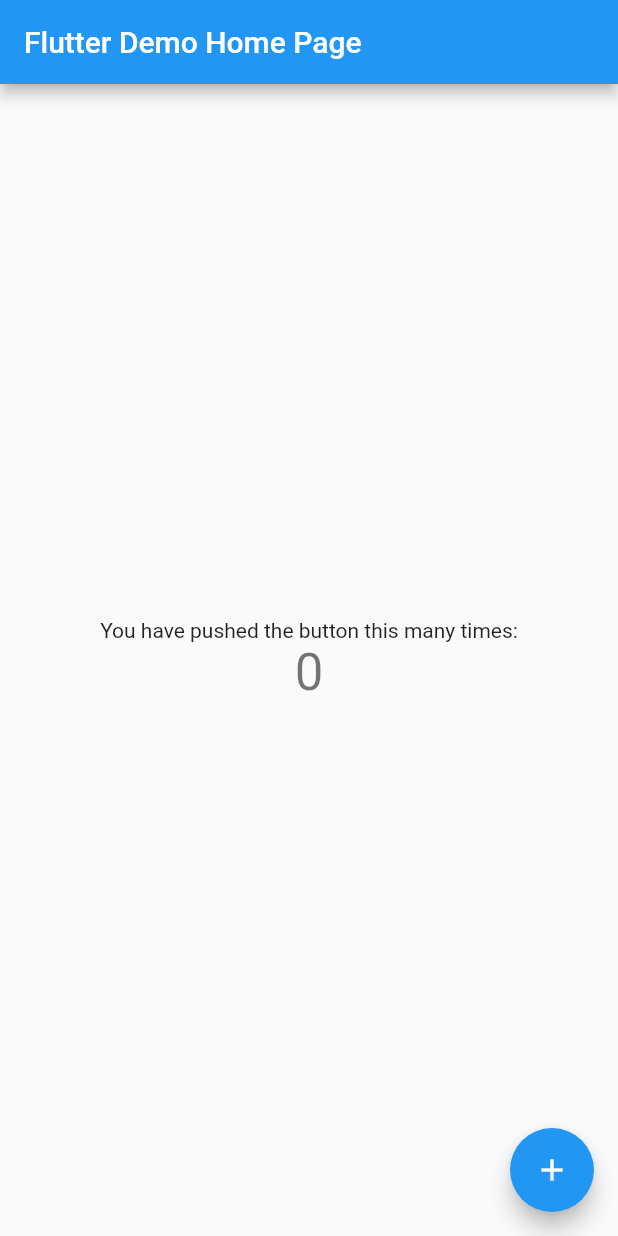
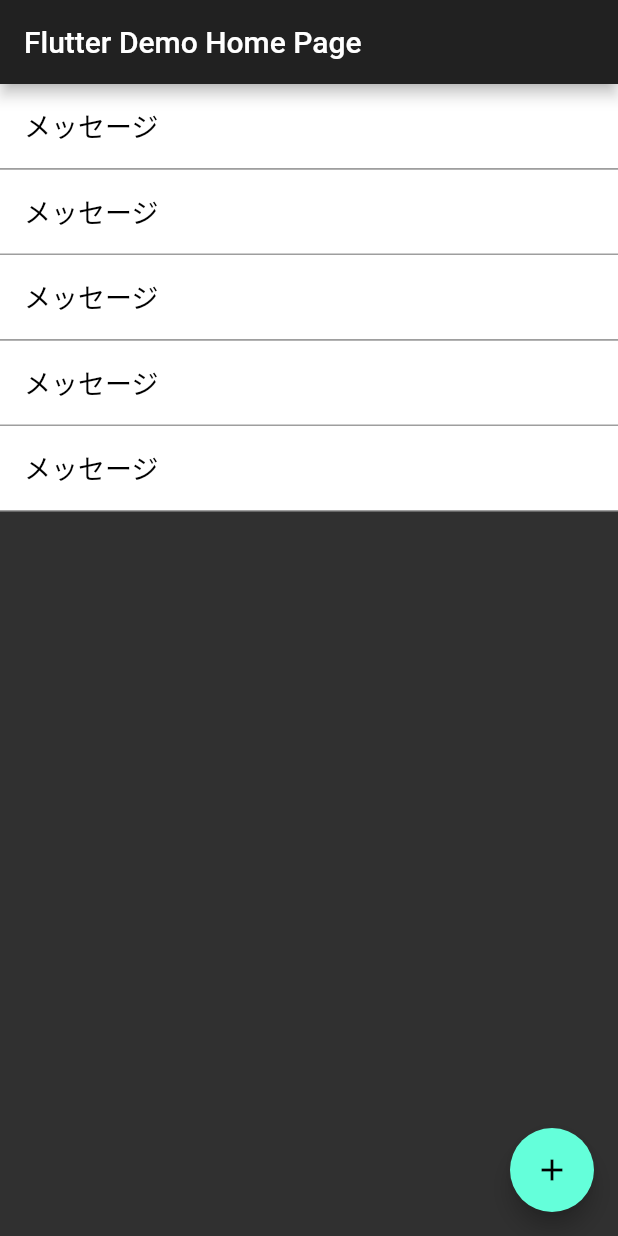
Before and after one commit to NaokiNishizawa/flutter_todo, a Flutter app: the screen it shows after launch, on a phone screen of 412 x 824 dp. Run offline on Flutter 3.47's test engine with Material 2 defaults, Android fonts, the phone set to English and light mode, and no system bars.

Commit message:
ListView表示に対応

```diff
--- a/flutter_todo/lib/main.dart
+++ b/flutter_todo/lib/main.dart
@@ -10,18 +10,7 @@ class MyApp extends StatelessWidget {
   Widget build(BuildContext context) {
     return MaterialApp(
       title: 'Flutter Demo',
-      theme: ThemeData(
-        // This is the theme of your application.
-        //
-        // Try running your application with "flutter run". You'll see the
-        // application has a blue toolbar. Then, without quitting the app, try
-        // changing the primarySwatch below to Colors.green and then invoke
-        // "hot reload" (press "r" in the console where you ran "flutter run",
-        // or simply save your changes to "hot reload" in a Flutter IDE).
-        // Notice that the counter didn't reset back to zero; the application
-        // is not restarted.
-        primarySwatch: Colors.blue,
-      ),
+      theme: new ThemeData.dark(),
       home: MyHomePage(title: 'Flutter Demo Home Page'),
     );
   }
@@ -29,16 +18,6 @@ class MyApp extends StatelessWidget {
 
 class MyHomePage extends StatefulWidget {
   MyHomePage({Key key, this.title}) : super(key: key);
-
-  // This widget is the home page of your application. It is stateful, meaning
-  // that it has a State object (defined below) that contains fields that affect
-  // how it looks.
-
-  // This class is the configuration for the state. It holds the values (in this
-  // case the title) provided by the parent (in this case the App widget) and
-  // used by the build method of the State. Fields in a Widget subclass are
-  // always marked "final".
-
   final String title;
 
   @override
@@ -46,63 +25,32 @@ class MyHomePage extends StatefulWidget {
 }
 
 class _MyHomePageState extends State<MyHomePage> {
-  int _counter = 0;
-
   void _incrementCounter() {
     setState(() {
-      // This call to setState tells the Flutter framework that something has
-      // changed in this State, which causes it to rerun the build method below
-      // so that the display can reflect the updated values. If we changed
-      // _counter without calling setState(), then the build method would not be
-      // called again, and so nothing would appear to happen.
-      _counter++;
+      // TODO 詳細画面遷移処理
     });
+    print("onTap floatingActionButton.");
   }
 
   @override
   Widget build(BuildContext context) {
-    // This method is rerun every time setState is called, for instance as done
-    // by the _incrementCounter method above.
-    //
-    // The Flutter framework has been optimized to make rerunning build methods
-    // fast, so that you can just rebuild anything that needs updating rather
-    // than having to individually change instances of widgets.
+    var list = [
+      "メッセージ",
+      "メッセージ",
+      "メッセージ",
+      "メッセージ",
+      "メッセージ",
+    ];
+
     return Scaffold(
       appBar: AppBar(
-        // Here we take the value from the MyHomePage object that was created by
-        // the App.build method, and use it to set our appbar title.
         title: Text(widget.title),
       ),
-      body: Center(
-        // Center is a layout widget. It takes a single child and positions it
-        // in the middle of the parent.
-        child: Column(
-          // Column is also a layout widget. It takes a list of children and
-          // arranges them vertically. By default, it sizes itself to fit its
-          // children horizontally, and tries to be as tall as its parent.
-          //
-          // Invoke "debug painting" (press "p" in the console, choose the
-          // "Toggle Debug Paint" action from the Flutter Inspector in Android
-          // Studio, or the "Toggle Debug Paint" command in Visual Studio Code)
-          // to see the wireframe for each widget.
-          //
-          // Column has various properties to control how it sizes itself and
-          // how it positions its children. Here we use mainAxisAlignment to
-          // center the children vertically; the main axis here is the vertical
-          // axis because Columns are vertical (the cross axis would be
-          // horizontal).
-          mainAxisAlignment: MainAxisAlignment.center,
-          children: <Widget>[
-            Text(
-              'You have pushed the button this many times:',
-            ),
-            Text(
-              '$_counter',
-              style: Theme.of(context).textTheme.headline4,
-            ),
-          ],
-        ),
-      ),
+      body: ListView.builder(
+          itemCount: list.length,
+          itemBuilder: (BuildContext context, int index) {
+            return _messageItem(list[index]);
+          }),
       floatingActionButton: FloatingActionButton(
         onPressed: _incrementCounter,
         tooltip: 'Increment',
@@ -110,4 +58,27 @@ class _MyHomePageState extends State<MyHomePage> {
       ), // This trailing comma makes auto-formatting nicer for build methods.
     );
   }
+
+  /**
+   * 1行のレイアウトを作成する
+   */
+  Widget _messageItem(String title) {
+    return Ink(
+      decoration: BoxDecoration(
+        color: Colors.white,
+        border: Border(
+          bottom: BorderSide(color: Colors.grey),
+        ),
+      ),
+      child: ListTile(
+        title: Text(
+          title,
+          style: TextStyle(color: Colors.black, fontSize: 18.0),
+        ),
+        onTap: () {
+          print("onTap called.");
+        }, // タップ
+      ),
+    );
+  }
 }
```
